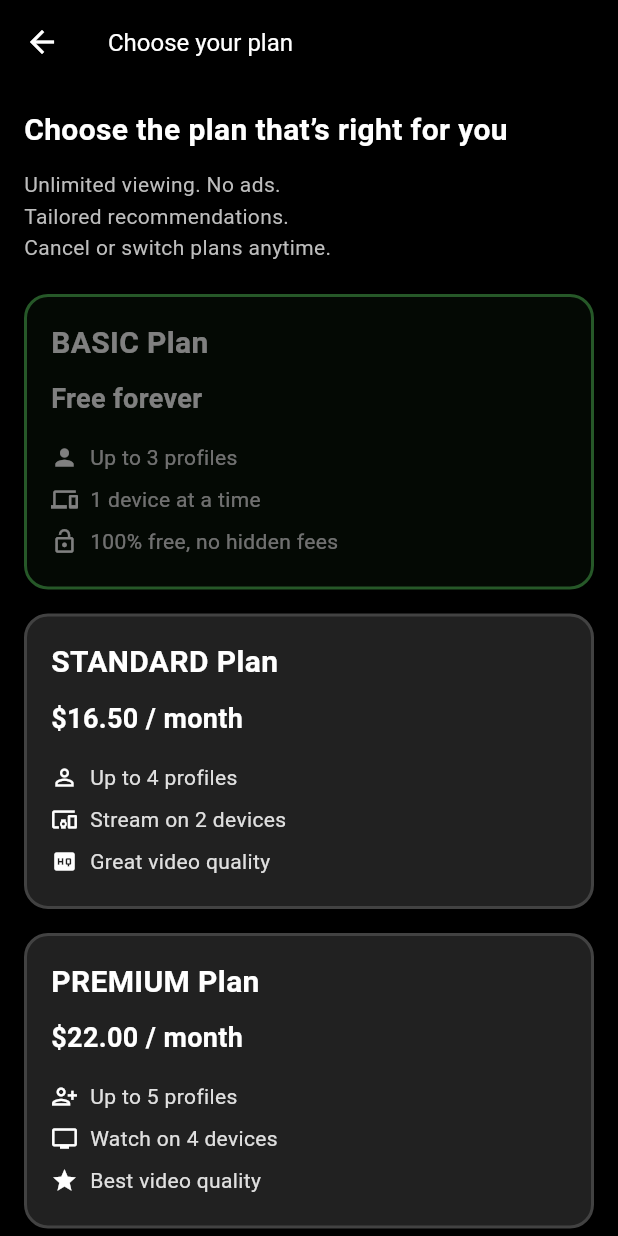
After one commit to cuongcodedao/mobile-netflex, a Flutter app: the ChoosePlanScreen screen opened directly, on a phone screen of 412 x 824 dp. The commit adds this screen. Run offline on Flutter 3.47's test engine with Material 3 defaults, Android fonts, the phone set to English and light mode, and no system bars; our stand-ins replace app_links, better_player_plus, dio, flutter_riverpod, flutter_slidable and 2 more; missing offline and left inert: dart:ffi; accounts and stored records are empty.

Commit message:
feat[subscription]: basically complete

```diff
--- /dev/null
+++ b/frontend/lib/module/subscription/choose_plan_screen.dart
@@ -0,0 +1,337 @@
+import 'dart:async';
+import 'dart:convert';
+import 'package:flutter/material.dart';
+import 'package:http/http.dart' as http;
+import 'package:app_links/app_links.dart';
+import 'package:url_launcher/url_launcher.dart';
+import 'package:frontend/services/storage_service.dart';
+import 'package:frontend/module/subscription/success__page.dart';
+
+class ChoosePlanScreen extends StatefulWidget {
+  const ChoosePlanScreen({Key? key}) : super(key: key);
+
+  @override
+  State<ChoosePlanScreen> createState() => _ChoosePlanScreenState();
+}
+
+class _ChoosePlanScreenState extends State<ChoosePlanScreen> {
+  String _selectedPlan = 'basic-plan';
+  bool _loading = false;
+  late final AppLinks _appLinks;
+  StreamSubscription<Uri>? _sub;
+  bool _hasHandledInitialLink = false;
+
+  @override
+  void initState() {
+    super.initState();
+    _appLinks = AppLinks();
+    _listenToLinks();
+    _checkInitialLink();
+  }
+
+  @override
+  void dispose() {
+    _sub?.cancel();
+    super.dispose();
+  }
+
+  Future<String?> _getToken() async {
+    return await StorageService().getAccessToken();
+  }
+
+  void _listenToLinks() {
+    _sub = _appLinks.uriLinkStream.listen((uri) {
+      _handleUri(uri);
+    }, onError: (err) {
+      print("Link stream error: $err");
+    });
+  }
+
+  Future<void> _checkInitialLink() async {
+    try {
+      final uri = await _appLinks.getInitialAppLink();
+      if (uri != null) {
+        _handleUri(uri);
+      }
+    } catch (e) {
+      print("Initial link error: $e");
+    }
+  }
+
+  void _handleUri(Uri uri) async {
+
+  if (uri.scheme == 'myapp' &&
+      uri.host == 'subscription' &&
+      uri.path == '/success') {
+    final subscriptionId = uri.queryParameters['subscription_id'];
+    if (subscriptionId != null) {
+      final alreadyHandled = await StorageService().hasHandledSubscriptionSuccess(subscriptionId);
+      if (alreadyHandled) return;
+      final status = await _checkSubscriptionStatus(subscriptionId);
+      if (status == 'ACTIVE') {
+        await StorageService().setHandledSubscriptionSuccess(subscriptionId);
+        if (!mounted) return;
+        Navigator.pushReplacement(
+          context,
+          MaterialPageRoute(builder: (_) => const SuccessPage()),
+        );
+      } else {
+        _showDialog("Subscription status: $status");
+      }
+    }
+  }
+}
+
+
+
+  Future<String?> _checkSubscriptionStatus(String subscriptionId) async {
+    final uri = Uri.parse("http://10.0.2.2:8080/api/v1/subscription/$subscriptionId");
+    final token = await _getToken();
+
+    try {
+      final response = await http.get(
+        uri,
+        headers: {
+          "Content-Type": "application/json",
+          "Authorization": "Bearer $token",
+        },
+      );
+
+      if (response.statusCode == 200) {
+        final data = jsonDecode(response.body);
+        return data['result'];
+      } else {
+        print("Backend error: ${response.body}");
+      }
+    } catch (e) {
+      print("Error checking status: $e");
+    }
+
+    return null;
+  }
+
+  void _showDialog(String message) {
+    showDialog(
+      context: context,
+      builder: (_) => AlertDialog(
+        title: const Text("Notification"),
+        content: Text(message),
+        actions: [
+          TextButton(
+            onPressed: () => Navigator.pop(context),
+            child: const Text("OK"),
+          ),
+        ],
+      ),
+    );
+  }
+
+  Future<void> _subscribeToPlan(String planId) async {
+    setState(() => _loading = true);
+
+    final token = await _getToken();
+    final userId = await StorageService().getUserInfo();
+    if (token == null) {
+      _showDialog("Authentication token not found. Please log in again.");
+      setState(() => _loading = false);
+      return;
+    }
+
+    final uri = Uri.parse("http://10.0.2.2:8080/api/v1/subscription");
+
+    try {
+      final response = await http.post(
+        uri,
+        headers: {
+          "Content-Type": "application/json",
+          "Authorization": "Bearer $token",
+        },
+        body: jsonEncode({
+          "plan_id": planId,
+          "account_id": userId,
+        }),
+      );
+
+      if (response.statusCode == 200) {
+        final data = jsonDecode(response.body);
+        final links = data['result']['links'] ?? [];
+
+        final approvalLink = links.firstWhere(
+          (link) => link['rel'] == 'approve',
+          orElse: () => null,
+        );
+
+        final String? approvalUrl = approvalLink?['href'];
+
+        if (approvalUrl != null) {
+          await launchUrl(Uri.parse(approvalUrl), mode: LaunchMode.externalApplication);
+        } else {
+          _showDialog("Approval link not found.");
+        }
+      } else {
+        _showDialog("Error ${response.statusCode}: ${response.body}");
+      }
+    } catch (e) {
+      _showDialog("Something went wrong: $e");
+    } finally {
+      setState(() => _loading = false);
+    }
+  }
+
+  Widget _buildFeatureRow(IconData icon, String text) {
+    return Padding(
+      padding: const EdgeInsets.symmetric(vertical: 4),
+      child: Row(
+        children: [
+          Icon(icon, color: Colors.white, size: 18),
+          const SizedBox(width: 8),
+          Expanded(
+            child: Text(
+              text,
+              style: TextStyle(fontSize: 14, color: Colors.grey.shade300),
+            ),
+          ),
+        ],
+      ),
+    );
+  }
+
+  Widget _buildPlanCard({
+    required String id,
+    required String title,
+    required String price,
+    required Color borderColor,
+    required List<Map<String, dynamic>> features,
+    required bool selected,
+  }) {
+    final isDisabled = id == 'basic-plan';
+
+    return GestureDetector(
+      onTap: isDisabled
+          ? null
+          : () {
+              setState(() {
+                _selectedPlan = id;
+              });
+            },
+      child: Opacity(
+        opacity: isDisabled ? 0.5 : 1.0,
+        child: Container(
+          width: double.infinity,
+          margin: const EdgeInsets.only(bottom: 16),
+          padding: const EdgeInsets.all(16),
+          decoration: BoxDecoration(
+            color: selected ? borderColor.withOpacity(0.1) : Colors.grey.shade900,
+            border: Border.all(
+              color: selected ? borderColor : Colors.grey.shade800,
+              width: 2,
+            ),
+            borderRadius: BorderRadius.circular(16),
+          ),
+          child: Column(
+            crossAxisAlignment: CrossAxisAlignment.start,
+            children: [
+              Text(title, style: const TextStyle(fontSize: 20, fontWeight: FontWeight.bold, color: Colors.white)),
+              const SizedBox(height: 10),
+              Text(price, style: const TextStyle(fontSize: 18, fontWeight: FontWeight.bold, color: Colors.white)),
+              const SizedBox(height: 12),
+              ...features.map((f) => _buildFeatureRow(f['icon'], f['text'])).toList(),
+            ],
+          ),
+        ),
+      ),
+    );
+  }
+
+  @override
+  Widget build(BuildContext context) {
+    final plans = [
+      {
+        "id": "basic-plan",
+        "title": "BASIC Plan",
+        "price": "Free forever",
+        "color": Colors.green,
+        "features": [
+          {"icon": Icons.person, "text": "Up to 3 profiles"},
+          {"icon": Icons.devices, "text": "1 device at a time"},
+          {"icon": Icons.lock_open, "text": "100% free, no hidden fees"},
+        ],
+      },
+      {
+        "id": "P-0RC42556JN976351LM7Z5LEY",
+        "title": "STANDARD Plan",
+        "price": "\$16.50 / month",
+        "color": Colors.blue,
+        "features": [
+          {"icon": Icons.person_outline, "text": "Up to 4 profiles"},
+          {"icon": Icons.devices_other, "text": "Stream on 2 devices"},
+          {"icon": Icons.high_quality, "text": "Great video quality"},
+        ],
+      },
+      {
+        "id": "P-5FH19173XA7256423M7Z5MMI",
+        "title": "PREMIUM Plan",
+        "price": "\$22.00 / month",
+        "color": Colors.red,
+        "features": [
+          {"icon": Icons.person_add_alt, "text": "Up to 5 profiles"},
+          {"icon": Icons.tv, "text": "Watch on 4 devices"},
+          {"icon": Icons.star, "text": "Best video quality"},
+        ],
+      },
+    ];
+
+    return Scaffold(
+      backgroundColor: Colors.black,
+      appBar: AppBar(
+        backgroundColor: Colors.black,
+        title: const Text('Choose your plan', style: TextStyle(fontSize: 16, color: Colors.white)),
+        leading: IconButton(
+          icon: const Icon(Icons.arrow_back, color: Colors.white),
+          onPressed: () => Navigator.pop(context),
+        ),
+      ),
+      body: SingleChildScrollView(
+        padding: const EdgeInsets.all(16),
+        child: Column(
+          crossAxisAlignment: CrossAxisAlignment.start,
+          children: [
+            const Text('Choose the plan that’s right for you',
+                style: TextStyle(fontSize: 20, fontWeight: FontWeight.bold, color: Colors.white)),
+            const SizedBox(height: 12),
+            Text(
+              'Unlimited viewing. No ads.\nTailored recommendations.\nCancel or switch plans anytime.',
+              style: TextStyle(fontSize: 14, color: Colors.grey.shade400, height: 1.5),
+            ),
+            const SizedBox(height: 20),
+            ...plans.map((plan) => _buildPlanCard(
+                  id: plan['id'] as String,
+                  title: plan['title'] as String,
+                  price: plan['price'] as String,
+                  borderColor: plan['color'] as Color,
+                  features: plan['features'] as List<Map<String, dynamic>>,
+                  selected: _selectedPlan == plan['id'],
+                )),
+            const SizedBox(height: 10),
+            ElevatedButton(
+              onPressed: _loading ? null : () => _subscribeToPlan(_selectedPlan),
+              style: ElevatedButton.styleFrom(
+                backgroundColor: Colors.red,
+                shape: RoundedRectangleBorder(borderRadius: BorderRadius.circular(20)),
+                padding: const EdgeInsets.symmetric(vertical: 12),
+              ),
+              child: _loading
+                  ? const CircularProgressIndicator(color: Colors.white)
+                  : const Center(
+                      child: Text(
+                        'SUBSCRIBE',
+                        style: TextStyle(fontSize: 16, fontWeight: FontWeight.bold, color: Colors.white),
+                      ),
+                    ),
+            ),
+          ],
+        ),
+      ),
+    );
+  }
+}
--- a/frontend/lib/repositories/auth_repository.dart
+++ b/frontend/lib/repositories/auth_repository.dart
@@ -95,7 +95,8 @@ class AuthRepository {
       final accessToken = data['accessToken'];
       final refreshToken = data['refreshToken'];
       print("Access token: ${token.accessToken}");
-      StorageService().saveTokens(token); // Luu accessToken va refreshToken
+      StorageService().saveTokens(token);
+      // Luu accessToken va refreshToken
 
       // Set the accessToken in ApiService after successful login
       apiService.setAccessToken(accessToken);
--- a/frontend/lib/repositories/film_repository.dart
+++ b/frontend/lib/repositories/film_repository.dart
@@ -106,7 +106,6 @@ class FilmRepository {
         token: accessToken
       );
 
-
       final List<dynamic> results = response.data['result'] ?? [];
       List<Film> films = [];
       for (int i = 0; i < results.length; ++i) {
--- a/frontend/pubspec.yaml
+++ b/frontend/pubspec.yaml
@@ -36,6 +36,9 @@ dependencies:
   cupertino_icons: ^1.0.8
   chewie: ^1.10.0
   video_player: ^2.7.0
+  webview_flutter: ^4.4.2
+  url_launcher: ^6.1.7
+  app_links: ^3.1.0
   dio: ^5.4.0
   json_annotation: ^4.8.0
   flutter_riverpod: ^2.4.0
```
Also changed, not shown: frontend/lib/module/profile/screens/profile_screen.dart (+10 -2 lines), frontend/lib/module/subscription/manage_subscription_screen.dart (added, +224 -0 lines), frontend/lib/module/subscription/success__page.dart (added, +91 -0 lines), frontend/lib/services/storage_service.dart (+16 -0 lines), frontend/assets/images/netflex_logo.png (added), frontend/pubspec.lock, 6 other files.
